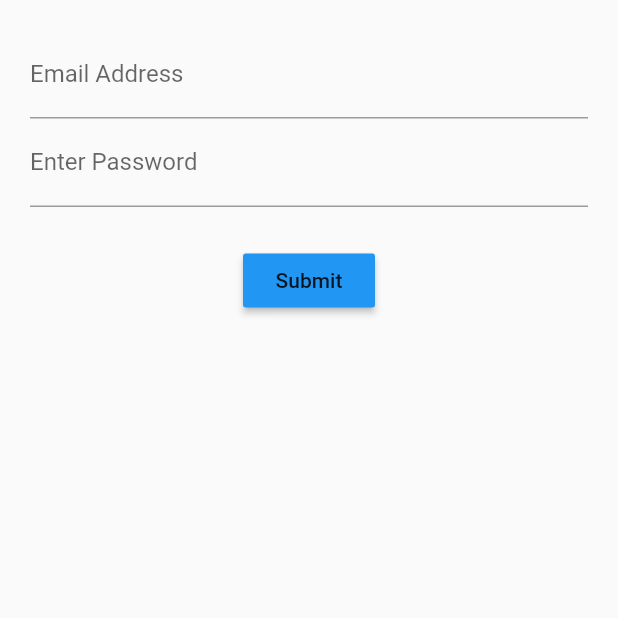
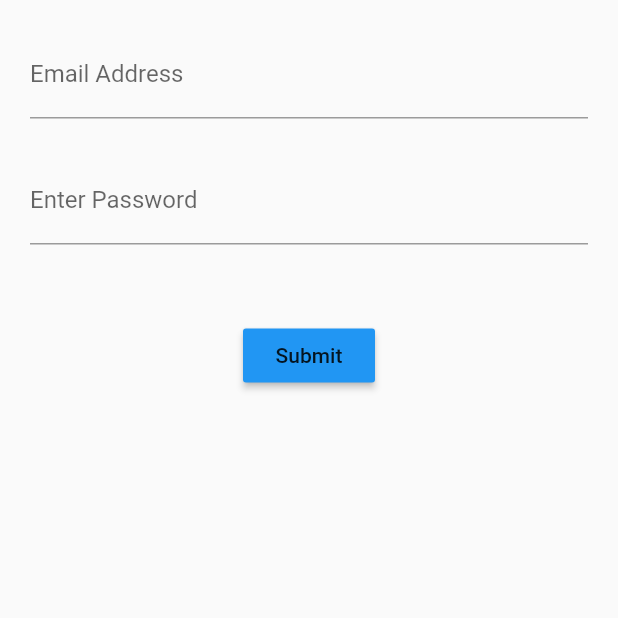
Before and after one commit to julgq/loginstateful, a Flutter app: the screen it shows after launch, after a tap on "Submit", on a phone screen of 412 x 824 dp, the top half of it. Run offline on Flutter 3.47's test engine with Material 2 defaults, Android fonts, the phone set to English and light mode, and no system bars.

```diff
--- a/lib/src/screens/login_screen.dart
+++ b/lib/src/screens/login_screen.dart
@@ -9,14 +9,24 @@ class LoginScreen extends StatefulWidget {
 }
 
 class _LoginScreen extends State<LoginScreen> {
+  // https://docs.flutter.io/flutter/widgets/FormState-class.html
+  final formKey = GlobalKey<FormState>();
+
   @override
   Widget build(BuildContext context) {
     // TODO: implement build
     return Container(
         margin: EdgeInsets.all(20.0),
         child: Form(
+          key: formKey,
           child: Column(
-            children: <Widget>[emailField(), passwordField(), submitButton()],
+            children: <Widget>[
+              emailField(),
+              Container(margin: EdgeInsets.only(top: 25.0)),
+              passwordField(),
+              Container(margin: EdgeInsets.only(top: 25.0)),
+              submitButton()
+            ],
           ),
         ));
   }
@@ -26,6 +36,13 @@ class _LoginScreen extends State<LoginScreen> {
       keyboardType: TextInputType.emailAddress,
       decoration: InputDecoration(
           labelText: 'Email Address', hintText: 'you@example.com'),
+      validator: (value) {
+        // return null if valid
+        // otherwise string (with the error message) if invalid
+        if (!value.contains('@')) {
+          return 'Please enter a valid email';
+        }
+      },
     );
   }
 
@@ -36,12 +53,22 @@ class _LoginScreen extends State<LoginScreen> {
         obscureText: true,
         decoration:
             InputDecoration(labelText: 'Enter Password', hintText: 'Password'),
+        validator: (value) {
+          if (value.length < 4) {
+            return 'Password must be at least 4 characters';
+          }
+        },
       ),
     );
   }
 
   Widget submitButton() {
     return RaisedButton(
-        color: Colors.blue, child: Text('Submit'), onPressed: () {});
+        color: Colors.blue,
+        child: Text('Submit'),
+        onPressed: () {
+          /* reinicia los campos del formulario */
+          formKey.currentState.reset();
+        });
   }
 }
```
